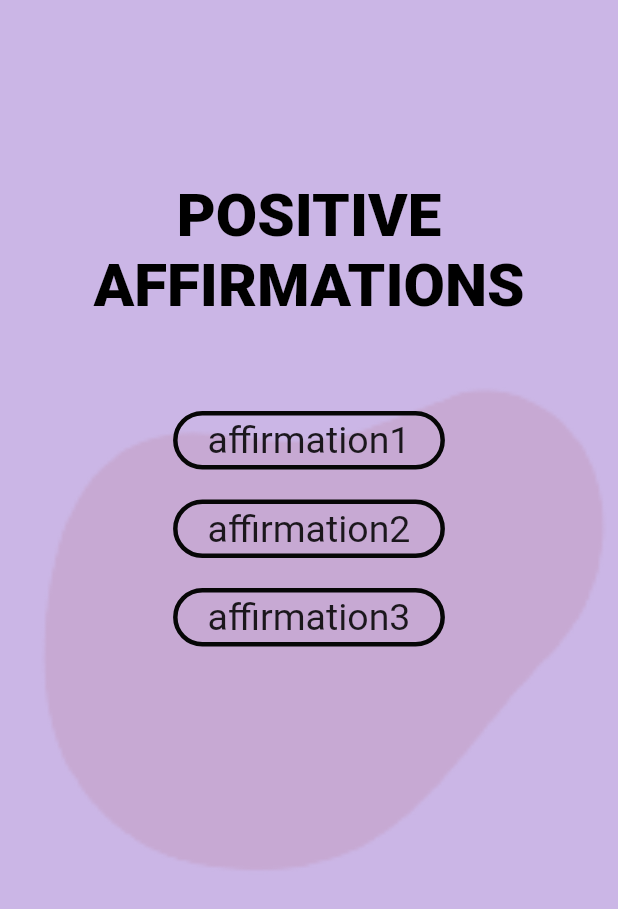
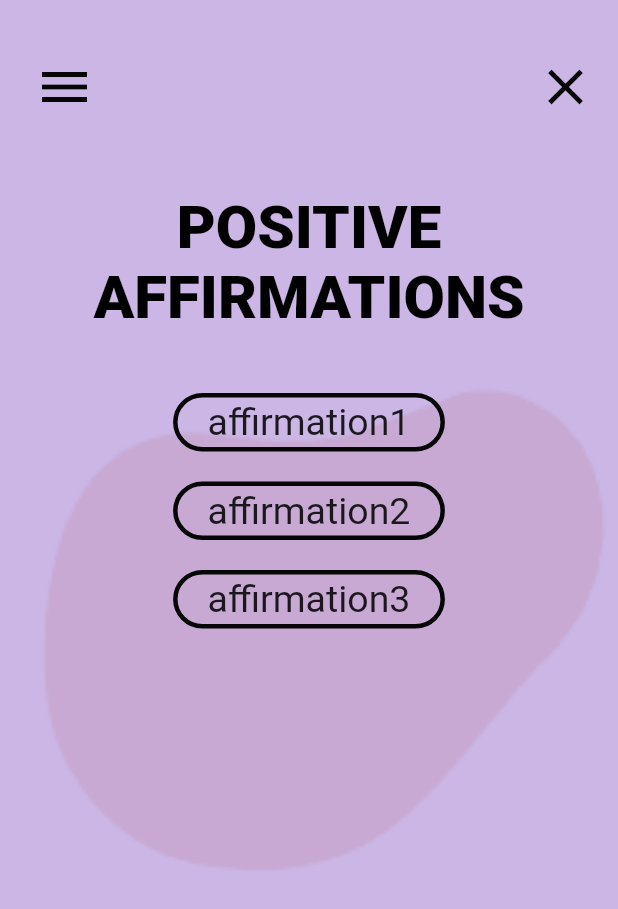
Before and after one commit to farahramzy/inmy_head, a Flutter app: the SignUpC screen opened by its route, after a tap on "Signup", on a phone screen of 412 x 824 dp. Shown: the top 909 px of the screen. Run offline on Flutter 3.47's test engine with Material 2 defaults, Android fonts, the phone set to English and light mode, and no system bars.

Commit message:
update main and affirmations

```diff
--- a/lib/affirmations/affirmations_.dart
+++ b/lib/affirmations/affirmations_.dart
@@ -1,6 +1,7 @@
 import 'package:flutter/material.dart';
 import 'package:inmy_head/constants.dart';
 
+import '../navigation_drawer/drawer.dart';
 import 'affirmations_box.dart';
 
 class Affirmations extends StatelessWidget {
@@ -8,45 +9,71 @@ class Affirmations extends StatelessWidget {
 
   @override
   Widget build(BuildContext context) {
-    return MaterialApp(
-    home: Container(
+    final GlobalKey<ScaffoldState> _globalKey = GlobalKey<ScaffoldState>();
+    return Container(
       decoration: const BoxDecoration(
           image: DecorationImage(
-            image: AssetImage("images/orangeBackground.png"), fit: BoxFit.cover,)),
+        image: AssetImage("images/orangeBackground.png"),
+        fit: BoxFit.cover,
+      )),
       child: Scaffold(
-          backgroundColor: Color.fromARGB(196, 187, 160, 222),
+        key: _globalKey,
+        drawer: const NavigationDrawer(),
+        backgroundColor: const Color.fromARGB(196, 187, 160, 222),
         // backgroundColor: ColorManager.beige,
         body: SingleChildScrollView(
           child: Column(
-          children: const <Widget>[
-
-          SizedBox(
-            height:120, // <-- SEE HERE
+            children: <Widget>[
+              Padding(
+                padding: const EdgeInsets.only(
+                  top: 30,
+                  left: 15,
+                  right: 15,
                 ),
-            Text(
+                child: Row(
+                  mainAxisAlignment: MainAxisAlignment.spaceBetween,
+                  children: [
+                    IconButton(
+                      onPressed: () {
+                        _globalKey.currentState?.openDrawer();
+                      },
+                      icon: const Icon(Icons.menu, size: FontSize.s40),
+                      color: ColorManager.black,
+                    ),
+                    IconButton(
+                      onPressed: () {
+                        Navigator.pushNamed(context, 'homePage');
+                      },
+                      icon: const Icon(Icons.close_sharp, size: FontSize.s40),
+                      color: ColorManager.black,
+                    ),
+                  ],
+                ),
+              ),
+              const SizedBox(
+                height: 50, // <-- SEE HERE
+              ),
+              const Text(
                 'POSITIVE AFFIRMATIONS',
                 textAlign: TextAlign.center,
                 style: TextStyle(
                     color: Color.fromARGB(255, 0, 0, 0),
-                fontWeight: FontWeightManager.w800, fontSize: FontSize.s40),
+                    fontWeight: FontWeightManager.w800,
+                    fontSize: FontSize.s40),
               ),
-
- SizedBox(
-    height: 60, // <-- SEE HERE
+              const SizedBox(
+                height: 40, // <-- SEE HERE
               ),
-  AffirmationBox(text: "affirmation1"),
-
- SizedBox(
+              const AffirmationBox(text: "affirmation1"),
+              const SizedBox(
                 height: 20, // <-- SEE HERE
               ),
- AffirmationBox(text: "affirmation2"),
-
-SizedBox(
+              const AffirmationBox(text: "affirmation2"),
+              const SizedBox(
                 height: 20, // <-- SEE HERE
               ),
- AffirmationBox(text: "affirmation3"),
+              const AffirmationBox(text: "affirmation3"),
             ],
-        ),
           ),
         ),
       ),
--- a/lib/main.dart
+++ b/lib/main.dart
@@ -7,8 +7,10 @@ import 'package:inmy_head/signup/signup_.dart';
 import 'package:inmy_head/Welcome%20Screen/welcome.dart';
 import 'package:inmy_head/worry/worry.dart';
 import 'affirmations/affirmations_.dart';
+import 'user profile/edit_profile.dart';
 import 'gratitude/gratitude.dart';
-import 'mood_tracker_screen.dart';
+import 'mood_tracker/mood_tracker_screen.dart';
+import 'user profile/user_profile.dart';
 
 void main() {
   runApp(const MyApp());
@@ -34,6 +36,8 @@ class MyApp extends StatelessWidget {
           'reflections': (context) => const Reflections(),
           'forgetpass': (context) => const Forgetpass(),
           'affirmations': (context) => const Affirmations(),
+          'userProfile': (context) => const UserProfile(),
+          'editProfile': (context) => const EditProfile(),
         });
   }
 }
```
Also changed, not shown: lib/data/mood_tracker_data.dart (deleted, +0 -18 lines), lib/model/mood_tracker.dart (deleted, +0 -26 lines), lib/mood_tracker_screen.dart (deleted, +0 -129 lines). Lines whose indentation alone changed are shown as unchanged.
